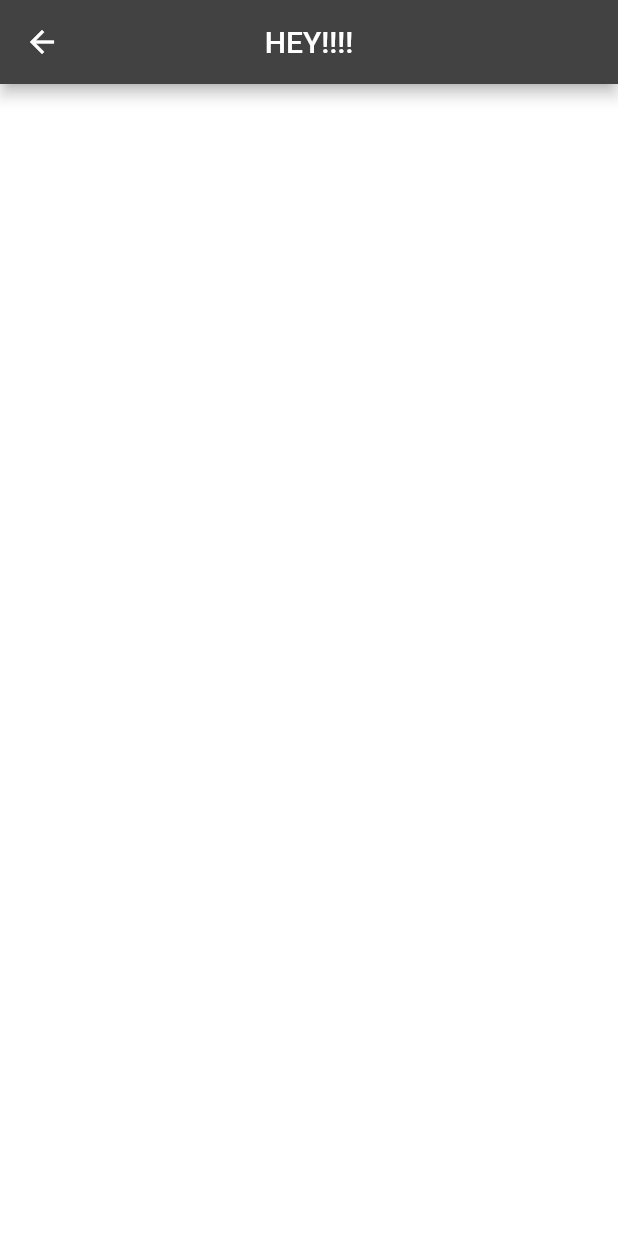
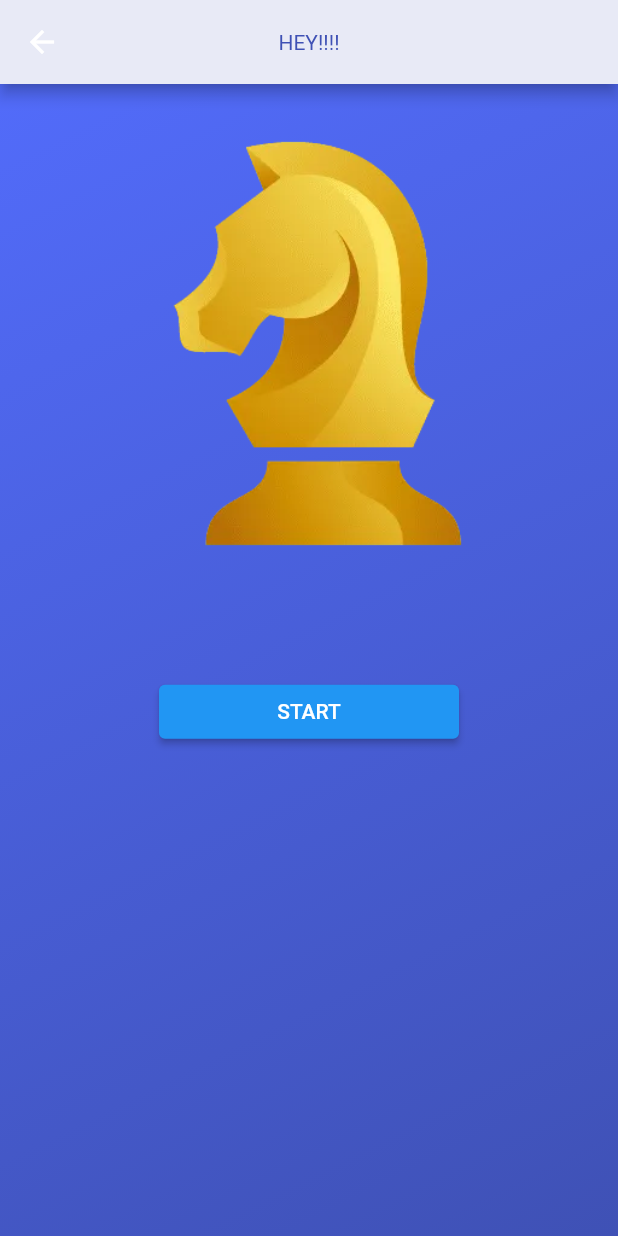
Before and after one commit to Jhalakupadhyay/CHESS_GAME, a Flutter app: the GAMEF screen opened by its route, on a phone screen of 412 x 824 dp. Run offline on Flutter 3.47's test engine with Material 2 defaults, Android fonts, the phone set to English and light mode, and no system bars; our stand-ins replace firebase_auth, firebase_core; accounts and stored records are empty.

Commit message:
added game screen

```diff
--- a/lib/Game_First_Screen.dart
+++ b/lib/Game_First_Screen.dart
@@ -1,14 +1,53 @@
 import 'package:flutter/material.dart';
+
 class GAMEF extends StatelessWidget {
   const GAMEF({Key? key}) : super(key: key);
 
   @override
   Widget build(BuildContext context) {
-    return Scaffold(
-      backgroundColor: Colors.white,
-      appBar: AppBar(
-        title: Text('HEY!!!!'),
-        centerTitle: true,
+    return Container(
+      decoration: const BoxDecoration(
+        gradient: LinearGradient(
+          begin: Alignment.bottomRight,
+          end: Alignment.topLeft,
+          colors: [
+            Colors.indigo,
+            Colors.indigoAccent,
+          ],
+        ),
+      ),
+      child: Scaffold(
+        backgroundColor: Colors.transparent,
+        appBar: AppBar(
+          title: Text('HEY!!!!'),
+          titleTextStyle: TextStyle(
+            color: Colors.indigo,
+          ),
+          centerTitle: true,
+          backgroundColor: Colors.indigo[50],
+        ),
+        body: SingleChildScrollView(
+          child: Column(
+            children:  [
+              Hero(
+                tag: 'Icon',
+                child: Image(
+                  image: AssetImage('images/img.png'),
+                ),
+              ),
+              const SizedBox(
+                height: 48.5,
+              ),
+              Container(
+                width: 200.0,
+                child: ElevatedButton(onPressed: (){
+                  Navigator.pushNamed(context, 'GAMEP');
+                },
+                  child: Text('START'),),
+              )
+            ],
+          ),
+        ),
       ),
     );
   }
--- a/lib/main.dart
+++ b/lib/main.dart
@@ -1,3 +1,4 @@
+import 'package:chess/Chess_Game_Page.dart';
 import 'package:chess/Game_First_Screen.dart';
 import 'package:chess/Home.dart';
 import 'package:chess/Login.dart';
@@ -26,6 +27,7 @@ class MyApp extends StatelessWidget {
         'Home' : (context) => Home(),
         'Login' : (context) => Login(),
         'GAMEF' : (context) => GAMEF(),
+        'GAMEP' : (context) => GAMEP(),
       },
     );
   }
```
Also changed, not shown: lib/Chess_Game_Page.dart (added, +21 -0 lines).
